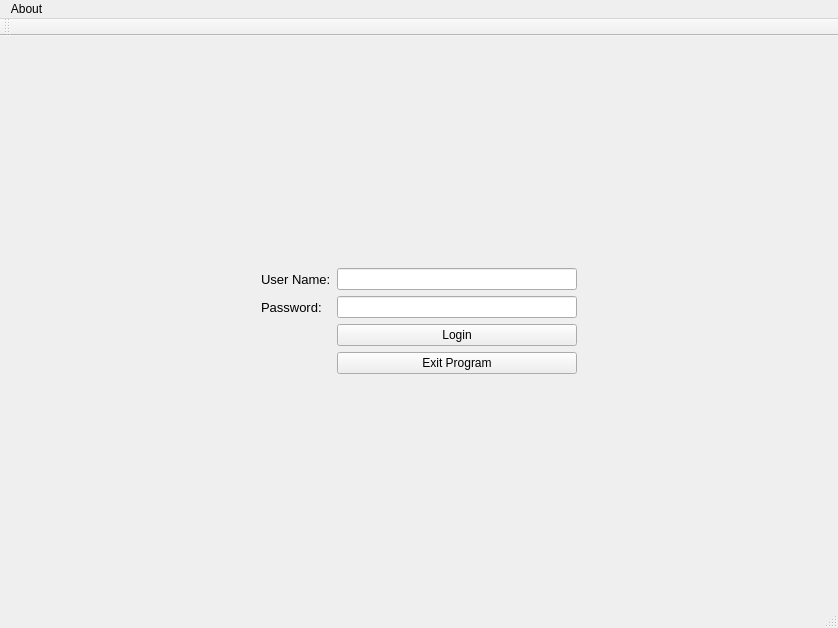
This is mainwindow.ui in mronfire/Project-1---Warehouse-Manager as Qt 5 draws it before an edit. The edited form follows.
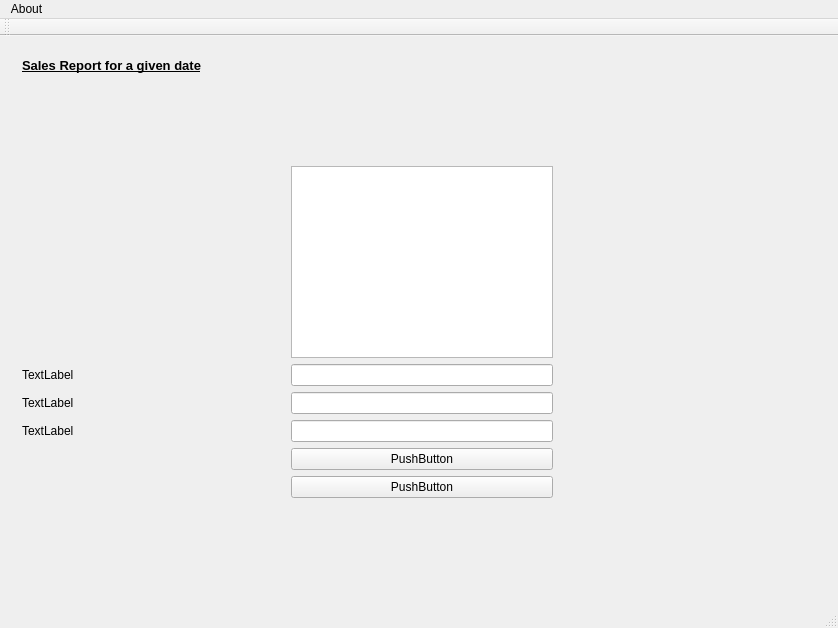
This is the edited form.

```diff
--- a/mainwindow.ui
+++ b/mainwindow.ui
@@ -24,7 +24,7 @@
     <item row="0" column="0">
      <widget class="QStackedWidget" name="stackedWidget">
       <property name="currentIndex">
-       <number>0</number>
+       <number>5</number>
       </property>
       <widget class="QWidget" name="loginPage">
        <layout class="QGridLayout" name="gridLayout_4">
@@ -539,6 +539,131 @@
         </item>
        </layout>
       </widget>
+      <widget class="QWidget" name="page">
+       <layout class="QGridLayout" name="gridLayout_15">
+        <item row="1" column="0">
+         <layout class="QGridLayout" name="gridLayout_14">
+          <property name="spacing">
+           <number>6</number>
+          </property>
+          <item row="2" column="4">
+           <widget class="QListView" name="listView"/>
+          </item>
+          <item row="5" column="4">
+           <widget class="QLineEdit" name="lineEdit"/>
+          </item>
+          <item row="6" column="2">
+           <widget class="QLabel" name="label_13">
+            <property name="text">
+             <string>TextLabel</string>
+            </property>
+           </widget>
+          </item>
+          <item row="6" column="4">
+           <widget class="QLineEdit" name="lineEdit_2"/>
+          </item>
+          <item row="5" column="2">
+           <widget class="QLabel" name="label_12">
+            <property name="text">
+             <string>TextLabel</string>
+            </property>
+           </widget>
+          </item>
+          <item row="7" column="4">
+           <widget class="QLineEdit" name="lineEdit_3"/>
+          </item>
+          <item row="7" column="2">
+           <widget class="QLabel" name="label_14">
+            <property name="text">
+             <string>TextLabel</string>
+            </property>
+           </widget>
+          </item>
+          <item row="8" column="4">
+           <widget class="QPushButton" name="pushButton">
+            <property name="text">
+             <string>PushButton</string>
+            </property>
+           </widget>
+          </item>
+          <item row="2" column="5">
+           <spacer name="horizontalSpacer_8">
+            <property name="orientation">
+             <enum>Qt::Horizontal</enum>
+            </property>
+            <property name="sizeHint" stdset="0">
+             <size>
+              <width>40</width>
+              <height>20</height>
+             </size>
+            </property>
+           </spacer>
+          </item>
+          <item row="9" column="4">
+           <widget class="QPushButton" name="pushButton_2">
+            <property name="text">
+             <string>PushButton</string>
+            </property>
+           </widget>
+          </item>
+          <item row="1" column="4">
+           <spacer name="verticalSpacer_10">
+            <property name="orientation">
+             <enum>Qt::Vertical</enum>
+            </property>
+            <property name="sizeHint" stdset="0">
+             <size>
+              <width>20</width>
+              <height>40</height>
+             </size>
+            </property>
+           </spacer>
+          </item>
+          <item row="2" column="2">
+           <spacer name="horizontalSpacer_7">
+            <property name="orientation">
+             <enum>Qt::Horizontal</enum>
+            </property>
+            <property name="sizeHint" stdset="0">
+             <size>
+              <width>40</width>
+              <height>20</height>
+             </size>
+            </property>
+           </spacer>
+          </item>
+          <item row="0" column="2">
+           <widget class="QLabel" name="label_11">
+            <property name="font">
+             <font>
+              <pointsize>10</pointsize>
+              <weight>75</weight>
+              <bold>true</bold>
+              <underline>true</underline>
+             </font>
+            </property>
+            <property name="text">
+             <string>Sales Report for a given date</string>
+            </property>
+           </widget>
+          </item>
+          <item row="10" column="4">
+           <spacer name="verticalSpacer_11">
+            <property name="orientation">
+             <enum>Qt::Vertical</enum>
+            </property>
+            <property name="sizeHint" stdset="0">
+             <size>
+              <width>20</width>
+              <height>40</height>
+             </size>
+            </property>
+           </spacer>
+          </item>
+         </layout>
+        </item>
+       </layout>
+      </widget>
       <widget class="QWidget" name="AddPuchasePage">
        <layout class="QGridLayout" name="gridLayout_13">
         <item row="0" column="0">
```
Left out of the diff: 2 changed lines with no effect on the pictures.
